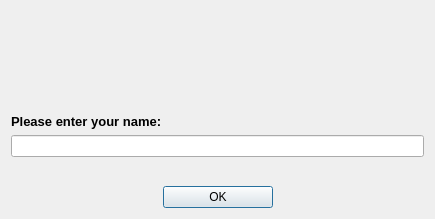
The window that ui/resultWindow.ui (gulp21/QeoDart) describes before a commit, drawn with Qt 5.
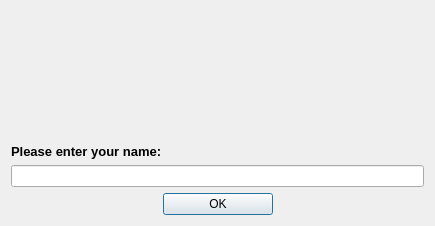
The same window after the commit.

Diff of the .ui file:
```diff
--- a/ui/resultWindow.ui
+++ b/ui/resultWindow.ui
@@ -54,6 +54,27 @@
     </widget>
    </item>
    <item>
+    <widget class="QScrollArea" name="scrollArea">
+     <property name="frameShape">
+      <enum>QFrame::NoFrame</enum>
+     </property>
+     <property name="frameShadow">
+      <enum>QFrame::Plain</enum>
+     </property>
+     <property name="widgetResizable">
+      <bool>true</bool>
+     </property>
+     <widget class="QWidget" name="scrollAreaWidgetContents">
+      <property name="geometry">
+       <rect>
+        <x>0</x>
+        <y>0</y>
+        <width>427</width>
+        <height>60</height>
+       </rect>
+      </property>
+      <layout class="QVBoxLayout" name="verticalLayout">
+       <item>
     <widget class="QLabel" name="lblPlaces">
      <property name="font">
       <font>
@@ -69,6 +90,10 @@
      <property name="wordWrap">
       <bool>true</bool>
      </property>
+        </widget>
+       </item>
+      </layout>
+     </widget>
     </widget>
    </item>
    <item>
```
Lines whose indentation alone changed are shown as unchanged.
